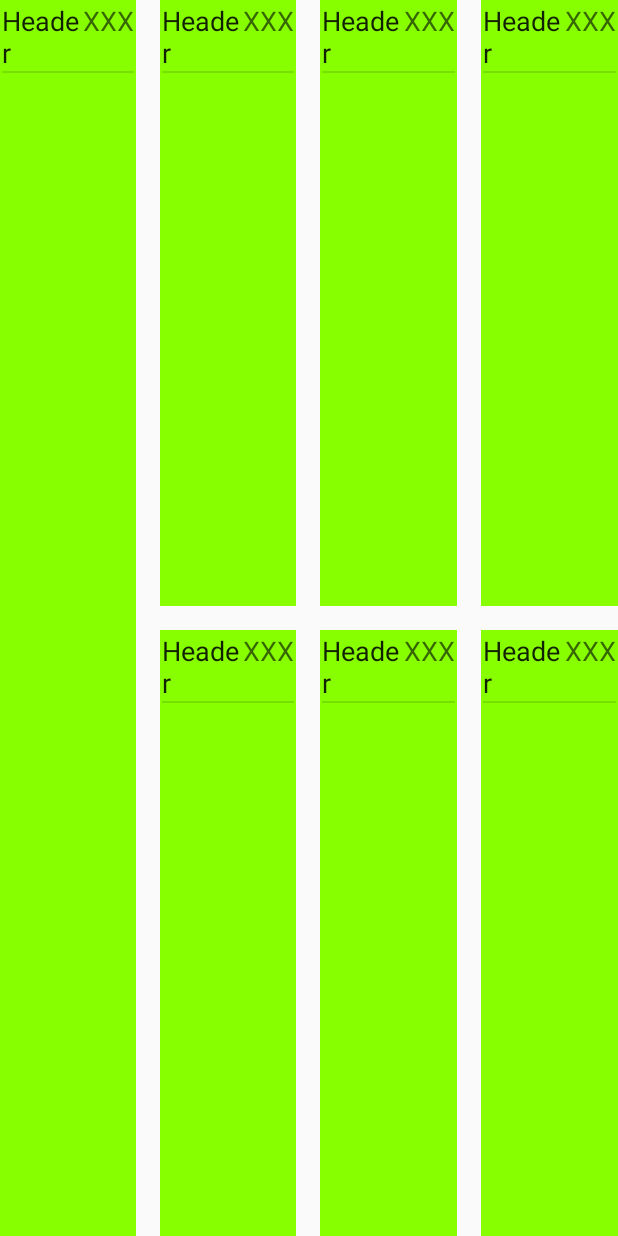
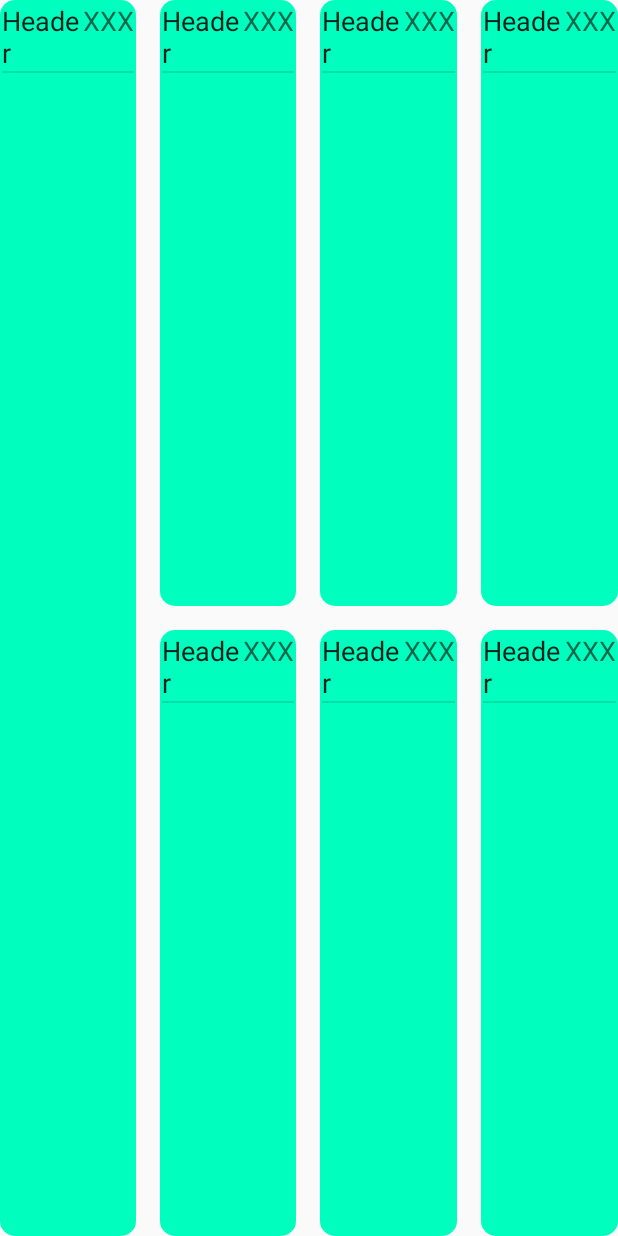
Before and after one commit to slava888/SchoolAccounting, an Android app: the layout main_fragment.xml on its own in the app's theme, with its tools: preview values and no code run, on a phone screen of 412 x 824 dp. Run offline under Robolectric (Android 15) with nearby library versions, the phone set to English and light mode, and no system bars.

```diff
--- /dev/null
+++ b/app/src/main/res/drawable/main_room_border.xml
@@ -0,0 +1,6 @@
+<?xml version="1.0" encoding="UTF-8"?>
+<shape xmlns:android="http://schemas.android.com/apk/res/android" android:shape="rectangle">
+    <corners android:radius="10dp"/>
+    <padding android:left="5dp" android:right="5dp" android:top="5dp" android:bottom="5dp"/>
+    <solid android:color="@color/main_room_background"/>
+</shape>
--- /dev/null
+++ b/app/src/main/res/drawable/room_room_border.xml
@@ -0,0 +1,6 @@
+<?xml version="1.0" encoding="utf-8"?>
+<shape xmlns:android="http://schemas.android.com/apk/res/android" android:shape="rectangle">
+    <corners android:radius="10dp"/>
+    <padding android:left="5dp" android:right="5dp" android:top="5dp" android:bottom="5dp"/>
+    <solid android:color="@color/room_view_background"/>
+</shape>
--- a/app/src/main/res/layout/main_fragment.xml
+++ b/app/src/main/res/layout/main_fragment.xml
@@ -6,10 +6,6 @@
               android:orientation="horizontal"
               android:layout_width="match_parent"
               android:layout_height="match_parent"
-              android:paddingBottom="@dimen/activity_vertical_margin"
-              android:paddingLeft="@dimen/activity_horizontal_margin"
-              android:paddingRight="@dimen/activity_horizontal_margin"
-              android:paddingTop="@dimen/activity_vertical_margin"
               app:layout_behavior="@string/appbar_scrolling_view_behavior"
               android:id="@+id/layoutMain"
               tools:context="de.slava.schoolaccounting.Main"
--- a/app/src/main/res/layout/room_fragment.xml
+++ b/app/src/main/res/layout/room_fragment.xml
@@ -3,7 +3,7 @@
               android:orientation="vertical"
               android:layout_width="match_parent"
               android:layout_height="match_parent"
-              android:background="@color/room_view_background">
+              android:background="@drawable/room_room_border">
 
     <TextView
         android:layout_width="wrap_content"
--- a/app/src/main/res/layout/room_view.xml
+++ b/app/src/main/res/layout/room_view.xml
@@ -3,8 +3,7 @@
     xmlns:android="http://schemas.android.com/apk/res/android"
     android:layout_width="wrap_content"
     android:layout_height="wrap_content"
-    android:padding="@dimen/room_view_padding"
-    android:background="@color/room_view_background">
+    android:padding="@dimen/room_view_padding">
 
     <TextView
         android:layout_width="wrap_content"
--- a/app/src/main/res/values/colors.xml
+++ b/app/src/main/res/values/colors.xml
@@ -3,5 +3,6 @@
     <color name="colorPrimary">#3F51B5</color>
     <color name="colorPrimaryDark">#303F9F</color>
     <color name="colorAccent">#FF4081</color>
+    <color name="main_room_background">#FF00FFBF</color>
     <color name="room_view_background">#FF88FF00</color>
 </resources>
--- a/app/src/main/res/values/styles.xml
+++ b/app/src/main/res/values/styles.xml
@@ -26,7 +26,7 @@
 
     <style name="RoomStyle" parent="android:Widget.Holo.Light">
         <item name="android:padding">@dimen/room_view_padding</item>
-        <item name="android:background">@color/room_view_background</item>
+        <item name="android:background">@drawable/main_room_border</item>
         <item name="android:layout_width">wrap_content</item>
         <item name="android:layout_height">wrap_content</item>
     </style>
```
Also changed, not shown: app/src/main/java/de/slava/schoolaccounting/Main.java (+24 -24 lines), app/src/main/res/layout-large/content_main.xml (added, +40 -0 lines), app/src/main/res/layout/content_main.xml (+10 -1 lines), app/src/main/res/layout/room_scholar_item_cmenu.xml (added, +15 -0 lines).
